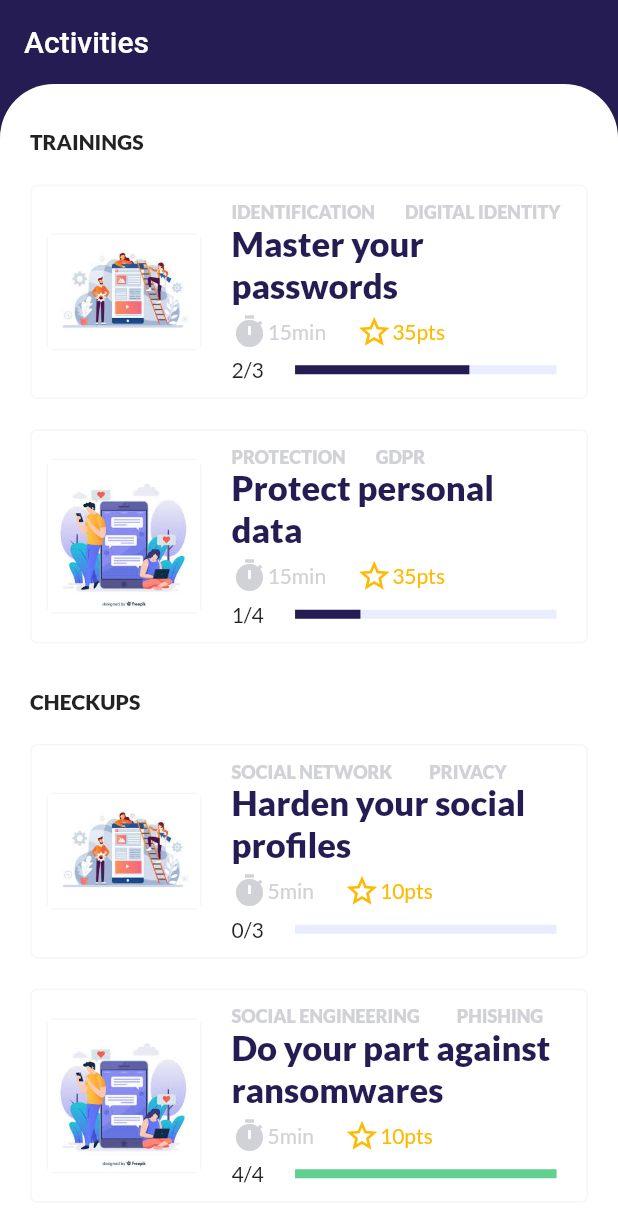
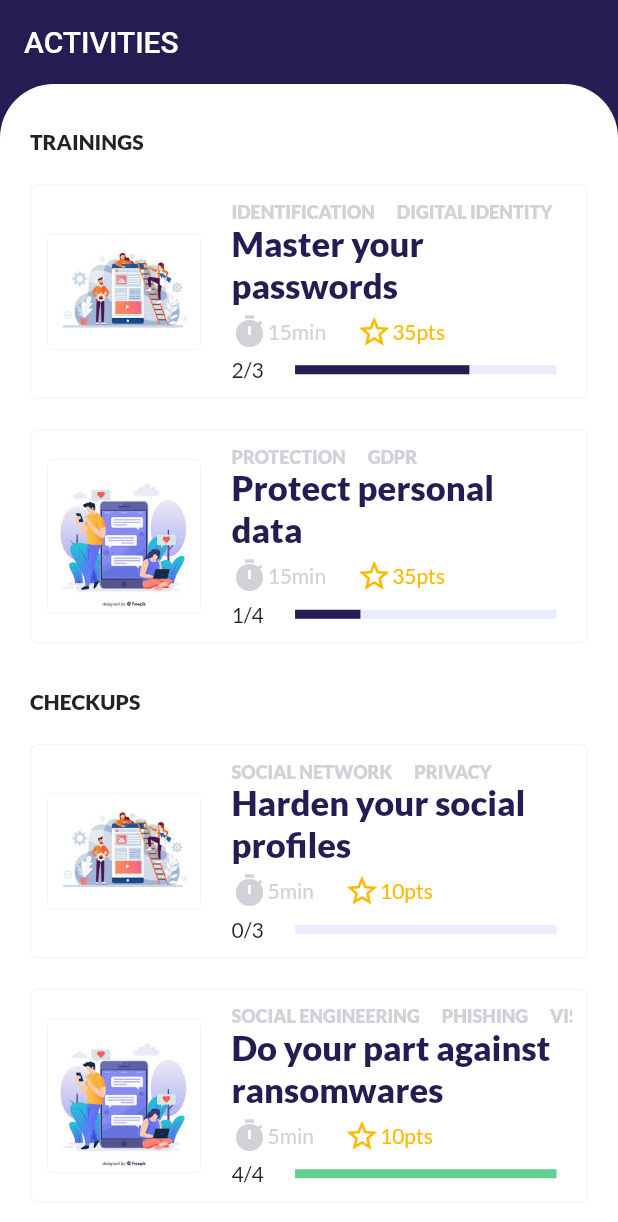
Before and after one commit to hugotiem/CaptainCyber, a Flutter app: the screen it shows after launch, on a phone screen of 412 x 824 dp. Shown: the top 1222 px of the screen. Run offline on Flutter 3.47's test engine with Material 2 defaults, Android fonts, the light colour scheme and no system bars; drawn by our look-alikes of percent_indicator; our stand-ins replace google_fonts.

Commit message:
fixing some details

```diff
--- a/lib/constants/data.dart
+++ b/lib/constants/data.dart
@@ -4,7 +4,7 @@ class Data {
       "title": "Master your passwords",
       "image": "assets/illustration_1.jpeg",
       "type": "Training",
-      "tags": "Identification/Digital identity",
+      "tags": "Identification / Digital identity",
       'points': 35,
       "duration": "15min",
       "modulesCompleted": "2/3",
@@ -13,7 +13,7 @@ class Data {
       "title": "Protect personal data",
       "image": "assets/illustration_2.jpeg",
       "type": "Training",
-      "tags": "Protection/Gdpr",
+      "tags": "Protection / Gdpr",
       'points': 35,
       "duration": "15min",
       "modulesCompleted": "1/4",
--- a/lib/home/activities_list.dart
+++ b/lib/home/activities_list.dart
@@ -49,40 +49,20 @@ class AcitivitesList extends StatelessWidget {
               width: double.infinity,
               margin: const EdgeInsets.all(10),
               child: Column(
+                crossAxisAlignment: CrossAxisAlignment.start,
                 children: <Widget>[
-                  Container(
+                  SingleChildScrollView(
+                    scrollDirection: Axis.horizontal,
                     child: Row(
-                      children: <Widget>[
-                        Text(
-                          tags.split("/")[0].toUpperCase(),
-                          style: const TextStyle(
-                            fontWeight: FontWeight.w800,
-                            fontSize: 12,
-                            color: CyberColors.grey,
+                      children: getTagsWidget(tags),
                     ),
                   ),
-                        const SizedBox(
-                          width: 20,
-                        ),
                   Text(
-                          tags.split("/")[1].toUpperCase(),
-                          style: const TextStyle(
-                            fontWeight: FontWeight.w800,
-                            fontSize: 12,
-                            color: CyberColors.grey,
-                          ),
-                        )
-                      ],
-                    ),
-                  ),
-                  Container(
-                    child: Text(
                     title,
                     style: const TextStyle(
                       fontWeight: FontWeight.w800,
                       fontSize: 23,
                       color: CyberColors.darkBlue,
-                      ),
                     ),
                   ),
                   Container(
@@ -137,4 +117,24 @@ class AcitivitesList extends StatelessWidget {
       ),
     );
   }
+
+  List<Widget> getTagsWidget(String tags) {
+    List<String> elems = tags.split("/");
+    List<Widget> children = [];
+
+    for (String elem in elems) {
+      children.add(Text(
+        elem.toUpperCase(),
+        style: const TextStyle(
+          fontWeight: FontWeight.w800,
+          fontSize: 12,
+          color: CyberColors.grey,
+        ),
+      ));
+      children.add(const SizedBox(
+        width: 10,
+      ));
     }
+    return children;
+  }
+}
--- a/lib/home/home_page.dart
+++ b/lib/home/home_page.dart
@@ -17,7 +17,7 @@ class HomePage extends StatelessWidget {
     return Scaffold(
       backgroundColor: CyberColors.darkBlue,
       appBar: AppBar(
-        title: Text(title),
+        title: Text(title.toUpperCase()),
         backgroundColor: Colors.transparent,
         elevation: 0,
       ),
```
Lines whose indentation alone changed are shown as unchanged.
